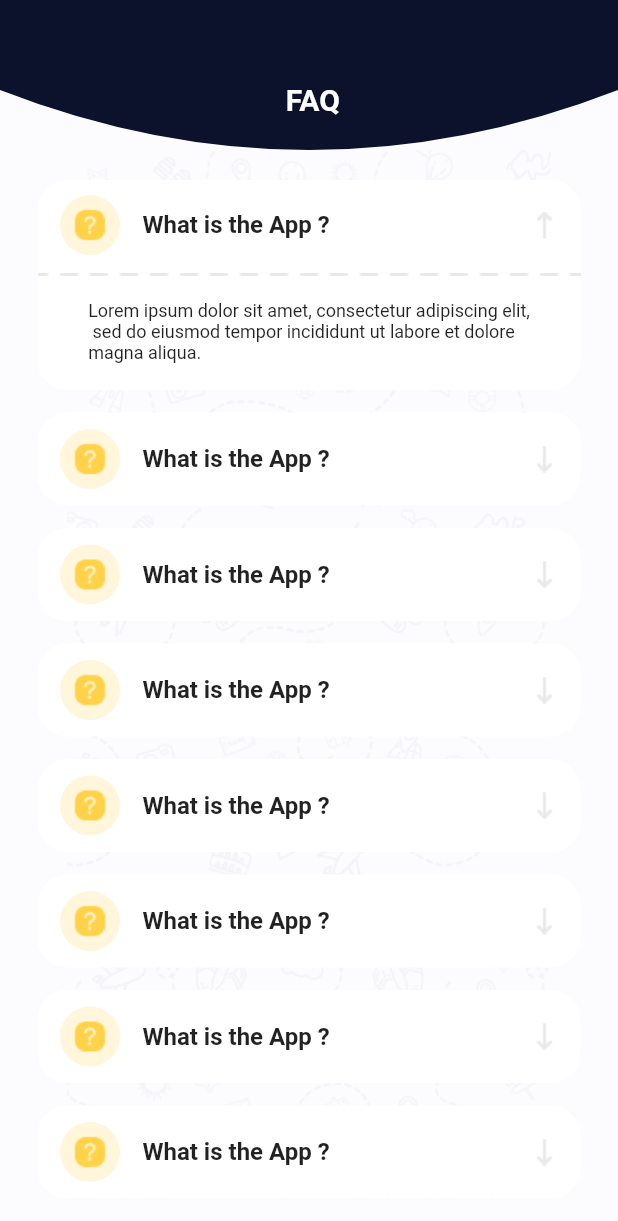
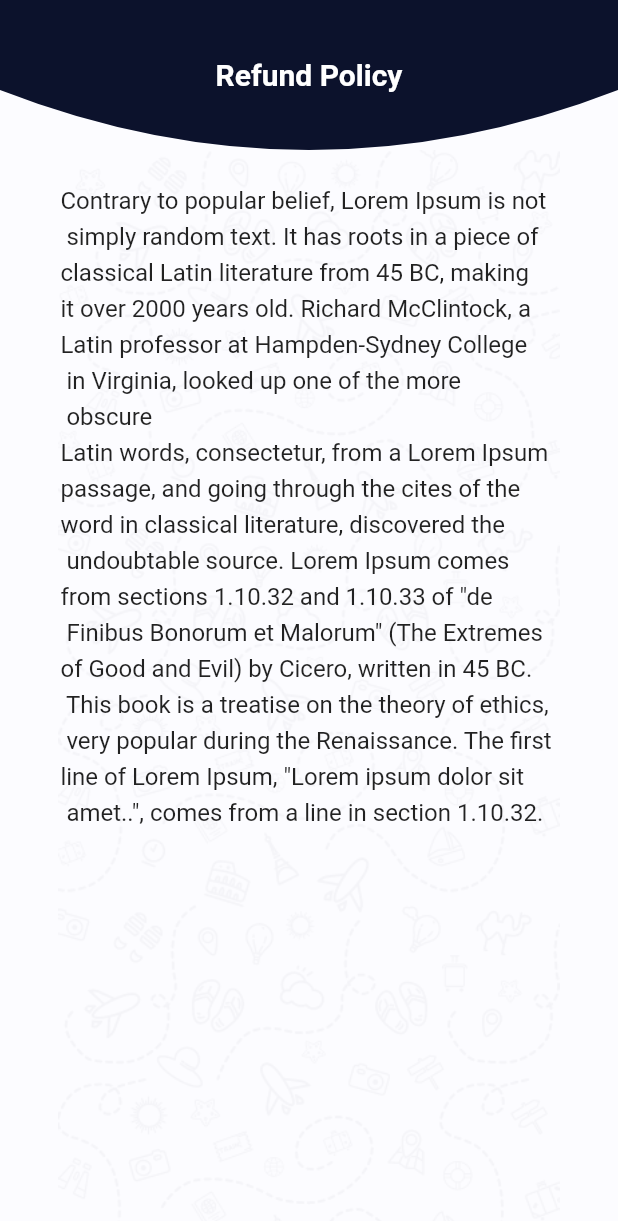
Before and after one commit to Omar-Moshtaha/tourism, a Flutter app: the screen it shows after launch, on a phone screen of 412 x 824 dp. Shown: the top 1221 px of the screen. Run offline on Flutter 3.47's test engine with Material 2 defaults, Android fonts, the light colour scheme and no system bars; our stand-ins replace flutter_custom_clippers, hexcolor.

Commit message:
Refund_Policy_Screen.Dart

```diff
--- a/lib/main.dart
+++ b/lib/main.dart
@@ -3,6 +3,7 @@
 import 'package:flutter/services.dart';
 import 'package:tourism/faq.dart';
 import 'package:tourism/more.dart';
+import 'package:tourism/refund_policy.dart';
 import 'package:tourism/register.dart';
 import 'package:tourism/success_page.dart';
 import 'package:tourism/success_page2.dart';
@@ -34,7 +35,7 @@
 
     )
   ),
-  home:FAQ(),
+  home:RefundPolicy(),
 );
   }
 
--- /dev/null
+++ b/lib/refund_policy.dart
@@ -0,0 +1,53 @@
+import 'package:flutter/material.dart';
+import 'package:flutter_custom_clippers/flutter_custom_clippers.dart';
+import 'package:hexcolor/hexcolor.dart';
+
+class RefundPolicy extends StatelessWidget {
+
+  @override
+  Widget build(BuildContext context) {
+    return Scaffold(
+      backgroundColor: HexColor("#FCFCFF"),
+      appBar: AppBar(
+        toolbarHeight: 100,
+        centerTitle: true,
+        title: Text('Refund Policy',style: TextStyle(
+          fontSize: 20,
+          fontWeight: FontWeight.bold,
+
+        ),
+        ),
+        flexibleSpace: ClipPath(
+          clipper: OvalBottomBorderClipper(),
+          child: Container(
+            height: 250,
+            width: double.infinity,
+            color: HexColor("#0C122C"),
+          ),
+        ),
+      ),
+      body: Container(
+        child: Column(
+          children: [
+
+            Padding(
+              padding: const EdgeInsets.only(top: 20,right: 20,left: 20),
+              child: Center(
+                child: Text('Contrary to popular belief, Lorem Ipsum is not\n simply random text. It has roots in a piece of \nclassical Latin literature from 45 BC, making \nit over 2000 years old. Richard McClintock, a \nLatin professor at Hampden-Sydney College\n in Virginia, looked up one of the more\n obscure \nLatin words, consectetur, from a Lorem Ipsum \npassage, and going through the cites of the \nword in classical literature, discovered the\n undoubtable source. Lorem Ipsum comes \nfrom sections 1.10.32 and 1.10.33 of "de\n Finibus Bonorum et Malorum" (The Extremes \nof Good and Evil) by Cicero, written in 45 BC.\n This book is a treatise on the theory of ethics,\n very popular during the Renaissance. The first \nline of Lorem Ipsum, "Lorem ipsum dolor sit\n amet..", comes from a line in section 1.10.32.',style: TextStyle(
+                  fontSize: 16,
+height: 1.5,
+                ),
+                  textAlign: TextAlign.start,),
+              ),
+            )
+          ],
+        ),
+        decoration: BoxDecoration(
+            image: DecorationImage(
+              image: AssetImage('image/image1.png'),
+            )
+        ),
+      ),
+    );
+  }
+}
```
